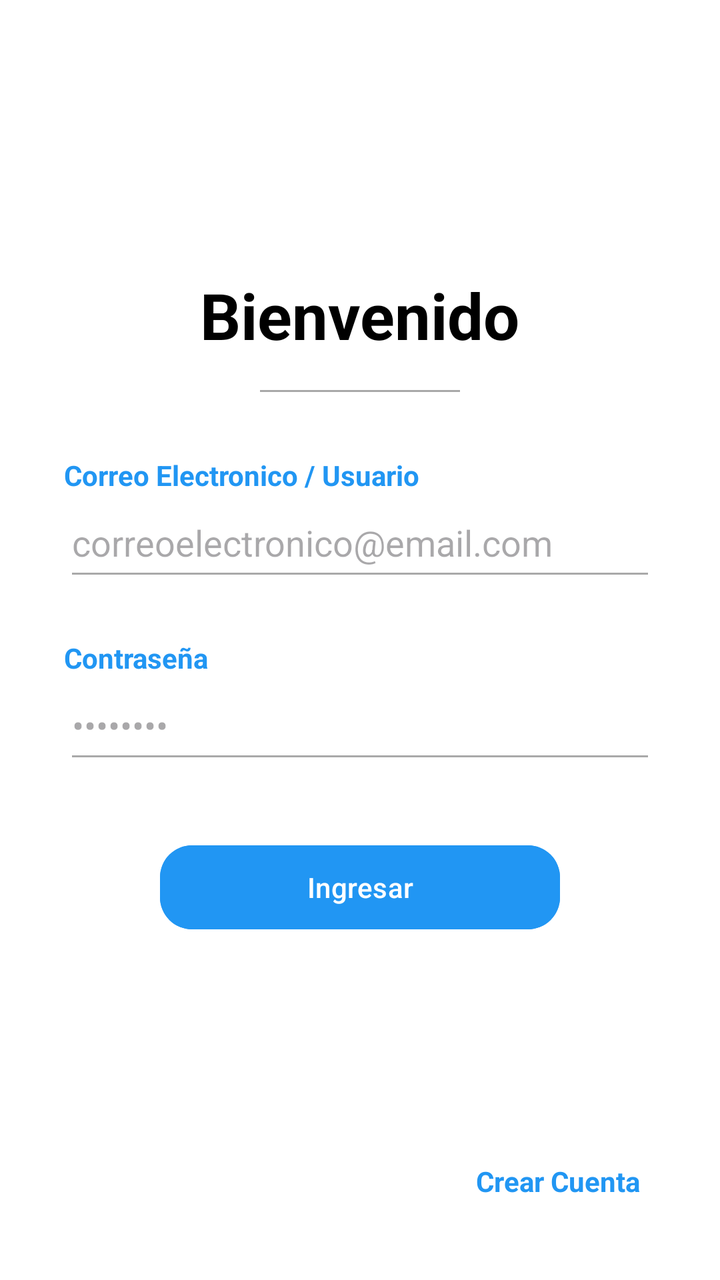
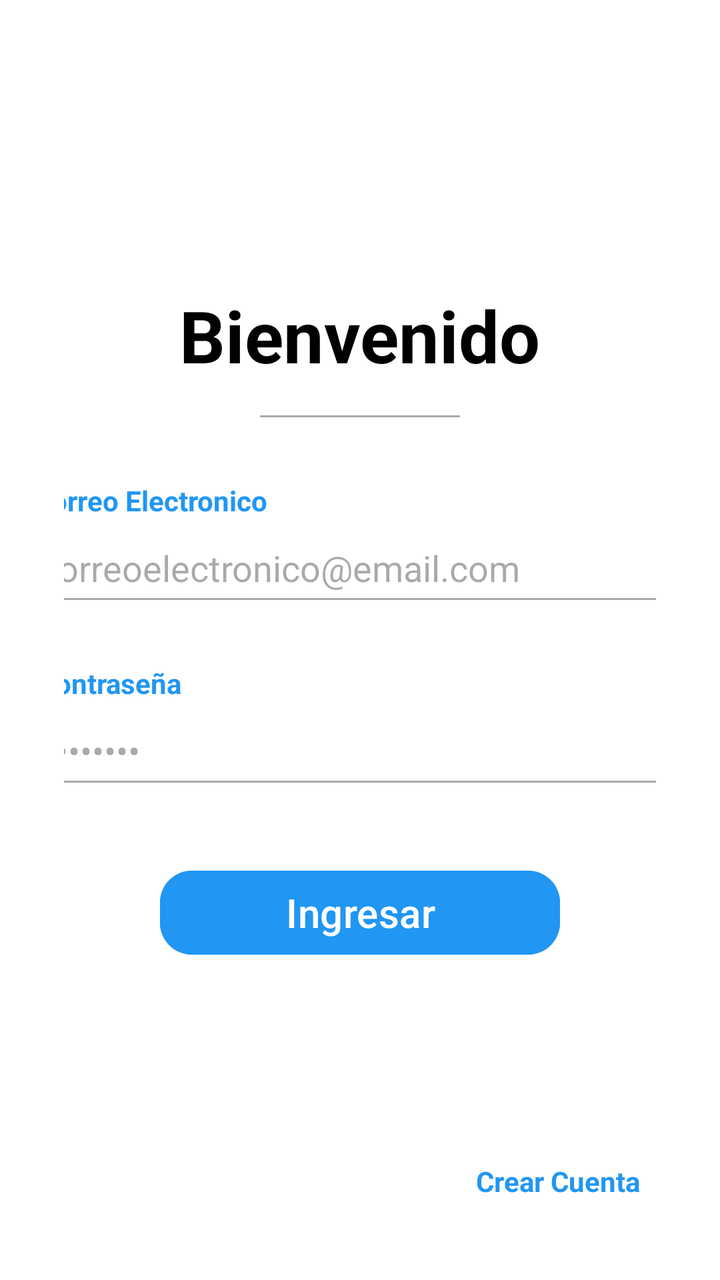

The first picture is an Android layout as it rendered before a commit; the second is the same layout after the commit. The layout source and the unified diff follow.
<!-- AndroidManifest.xml: application theme Theme.Monitoreo_de_Aire -->
<!-- res/layout/activity_login.xml -->
<?xml version="1.0" encoding="utf-8"?>
<LinearLayout xmlns:android="http://schemas.android.com/apk/res/android"
    xmlns:app="http://schemas.android.com/apk/res-auto"
    android:layout_width="match_parent"
    android:id="@+id/main"
    android:layout_height="match_parent"
    android:orientation="vertical"
    android:padding="32dp"
    android:gravity="center_horizontal"
    android:background="#FFFFFF">

    
    <Space
        android:layout_width="match_parent"
        android:layout_height="0dp"
        android:layout_weight="1" />

    <TextView
        android:layout_width="wrap_content"
        android:layout_height="wrap_content"
        android:text="@string/textLogin"
        android:textSize="32sp"
        android:textStyle="bold"
        android:textColor="#000000" />

    <View
        android:layout_width="100dp"
        android:layout_height="1dp"
        android:layout_marginTop="16dp"
        android:layout_marginBottom="32dp"
        android:background="#A9A9A9" />

    
    <TextView
        android:layout_width="match_parent"
        android:layout_height="wrap_content"
        android:text="@string/inputCorreoUsuario"
        android:textColor="#2196F3"
        android:textSize="14sp"
        android:textStyle="bold" />

    <EditText
        android:id="@+id/correo"
        android:layout_width="match_parent"
        android:layout_height="wrap_content"
        android:hint="@string/placeholderCorreoUsuario"
        android:inputType="textEmailAddress"
        android:backgroundTint="#A9A9A9"
        android:paddingVertical="12dp"
        android:layout_marginBottom="24dp" />

    
    <TextView
        android:layout_width="match_parent"
        android:layout_height="wrap_content"
        android:text="@string/inputContraseña"
        android:textColor="#2196F3"
        android:textSize="14sp"
        android:textStyle="bold" />

    <EditText
        android:id="@+id/contrasena"
        android:layout_width="match_parent"
        android:layout_height="wrap_content"
        android:hint="••••••••"
        android:inputType="textPassword"
        android:backgroundTint="#A9A9A9"
        android:paddingVertical="12dp"
        android:layout_marginBottom="32dp" />

    <Button
        android:id="@+id/btnLogin"
        android:layout_width="200dp"
        android:layout_height="50dp"
        android:text="@string/btnIngresar"
        android:textColor="#FFFFFF"
        android:backgroundTint="#2196F3"
        app:cornerRadius="16dp" />

    
    <Space
        android:layout_width="match_parent"
        android:layout_height="0dp"
        android:layout_weight="1" />

    <TextView
        android:id="@+id/tvCreateAccount"
        android:layout_width="wrap_content"
        android:layout_height="wrap_content"
        android:layout_gravity="end"
        android:text="@string/btnCrearCuenta"
        android:textColor="#2196F3"
        android:textStyle="bold"
        android:padding="8dp" />

</LinearLayout>
<!-- resources referenced by this layout -->
<resources>
  <string name="btnCrearCuenta">Crear Cuenta</string>
  <string name="btnIngresar">Ingresar</string>
  <string name="inputCorreoUsuario">Correo Electronico / Usuario</string>
  <string name="placeholderCorreoUsuario">correoelectronico@email.com</string>
  <string name="textLogin">Bienvenido</string>
  <style name="Theme.Monitoreo_de_Aire" parent="Base.Theme.Monitoreo_de_Aire" />
  <style name="Base.Theme.Monitoreo_de_Aire" parent="Theme.Material3.DayNight.NoActionBar">
          
          
      </style>
</resources>

<!-- the commit's change to res/layout/activity_login.xml (unified diff, before → after) -->
@@ -11,15 +11,15 @@
 
     
     <Space
-        android:layout_width="match_parent"
-        android:layout_height="0dp"
+        android:layout_width="264dp"
+        android:layout_height="20dp"
         android:layout_weight="1" />
 
     <TextView
         android:layout_width="wrap_content"
         android:layout_height="wrap_content"
         android:text="@string/textLogin"
-        android:textSize="32sp"
+        android:textSize="36sp"
         android:textStyle="bold"
         android:textColor="#000000" />
 
@@ -32,7 +32,7 @@
 
     
     <TextView
-        android:layout_width="match_parent"
+        android:layout_width="327dp"
         android:layout_height="wrap_content"
         android:text="@string/inputCorreoUsuario"
         android:textColor="#2196F3"
@@ -41,17 +41,17 @@
 
     <EditText
         android:id="@+id/correo"
-        android:layout_width="match_parent"
+        android:layout_width="329dp"
         android:layout_height="wrap_content"
+        android:layout_marginBottom="24dp"
+        android:backgroundTint="#A9A9A9"
         android:hint="@string/placeholderCorreoUsuario"
         android:inputType="textEmailAddress"
-        android:backgroundTint="#A9A9A9"
-        android:paddingVertical="12dp"
-        android:layout_marginBottom="24dp" />
+        android:paddingVertical="12dp" />
 
     
     <TextView
-        android:layout_width="match_parent"
+        android:layout_width="323dp"
         android:layout_height="wrap_content"
         android:text="@string/inputContraseña"
         android:textColor="#2196F3"
@@ -60,19 +60,20 @@
 
     <EditText
         android:id="@+id/contrasena"
-        android:layout_width="match_parent"
+        android:layout_width="324dp"
         android:layout_height="wrap_content"
+        android:layout_marginBottom="32dp"
+        android:backgroundTint="#A9A9A9"
         android:hint="••••••••"
         android:inputType="textPassword"
-        android:backgroundTint="#A9A9A9"
-        android:paddingVertical="12dp"
-        android:layout_marginBottom="32dp" />
+        android:paddingVertical="12dp" />
 
     <Button
         android:id="@+id/btnLogin"
         android:layout_width="200dp"
         android:layout_height="50dp"
         android:text="@string/btnIngresar"
+        android:textSize="20sp"
         android:textColor="#FFFFFF"
         android:backgroundTint="#2196F3"
         app:cornerRadius="16dp" />
<!-- resource entries referenced after the edit -->
@@ -2,7 +2,7 @@
 <resources>
   <string name="btnCrearCuenta">Crear Cuenta</string>
   <string name="btnIngresar">Ingresar</string>
-  <string name="inputCorreoUsuario">Correo Electronico / Usuario</string>
+  <string name="inputCorreoUsuario">Correo Electronico</string>
   <string name="placeholderCorreoUsuario">correoelectronico@email.com</string>
   <string name="textLogin">Bienvenido</string>
   <style name="Theme.Monitoreo_de_Aire" parent="Base.Theme.Monitoreo_de_Aire" />
